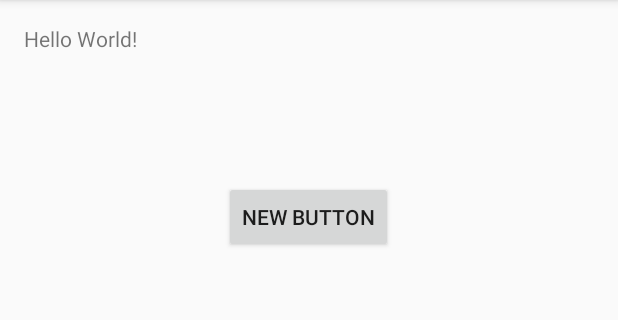
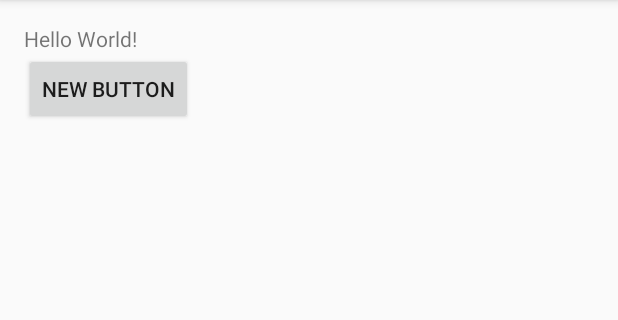
Before and after one commit to claraj/ToastTime, an Android app: the screen it shows after launch (MainActivity), on a phone screen of 412 x 824 dp, the part 84-404 px from its top. Run offline under Robolectric (Android 15) with nearby library versions, the phone set to English and light mode, and no system bars.

```diff
--- a/app/src/main/java/com/clara/myapplication/MainActivity.java
+++ b/app/src/main/java/com/clara/myapplication/MainActivity.java
@@ -3,6 +3,11 @@ package com.clara.myapplication;
 import android.support.v7.app.AppCompatActivity;
 import android.os.Bundle;
 import android.util.Log;
+import android.view.View;
+import android.widget.Button;
+import android.widget.Toast;
+
+import java.util.Date;
 
 public class MainActivity extends AppCompatActivity {
 
@@ -12,5 +17,14 @@ public class MainActivity extends AppCompatActivity {
 		setContentView(R.layout.activity_main);
 
 		Log.d("HELLO", "This is a test");
+
+		Button timeButton = (Button) findViewById(R.id.button);
+		timeButton.setOnClickListener(new View.OnClickListener() {
+			@Override
+			public void onClick(View v) {
+				String currentTime = new Date().toString();
+				Toast.makeText(MainActivity.this, "The time is " + currentTime, Toast.LENGTH_LONG).show();
+			}
+		});
 	}
 }
--- a/app/src/main/res/layout/activity_main.xml
+++ b/app/src/main/res/layout/activity_main.xml
@@ -22,6 +22,5 @@
         android:text="New Button"
         android:id="@+id/button"
         android:layout_below="@+id/textView"
-        android:layout_centerHorizontal="true"
-        android:layout_marginTop="85dp"/>
+        />
 </RelativeLayout>
```
